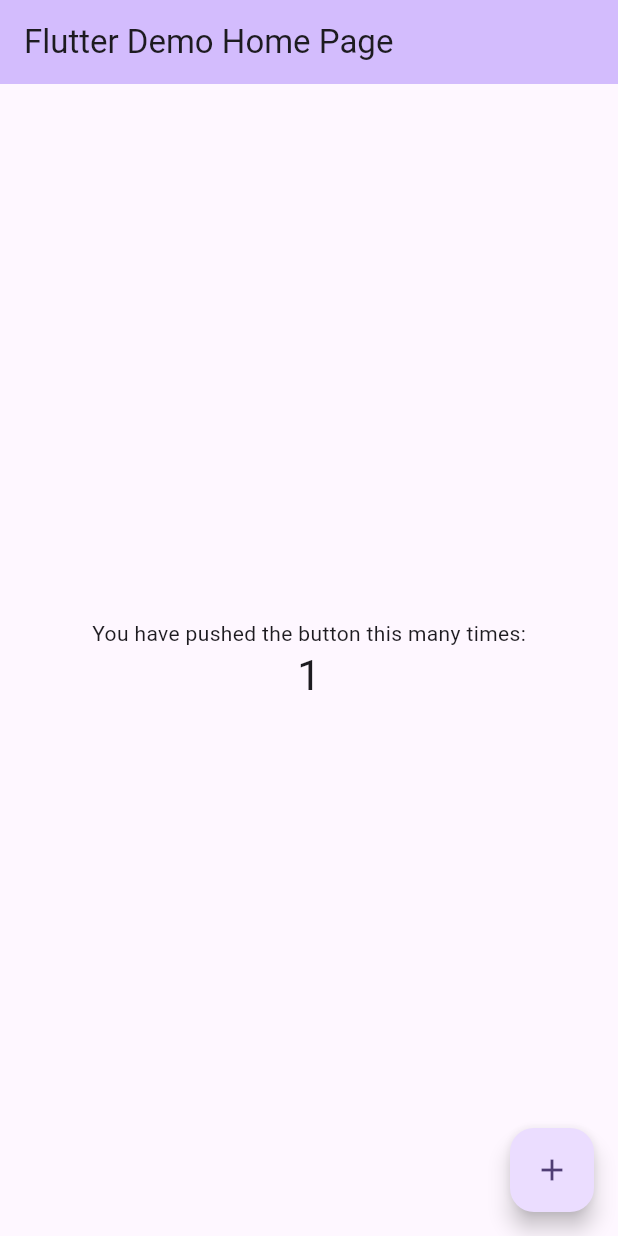
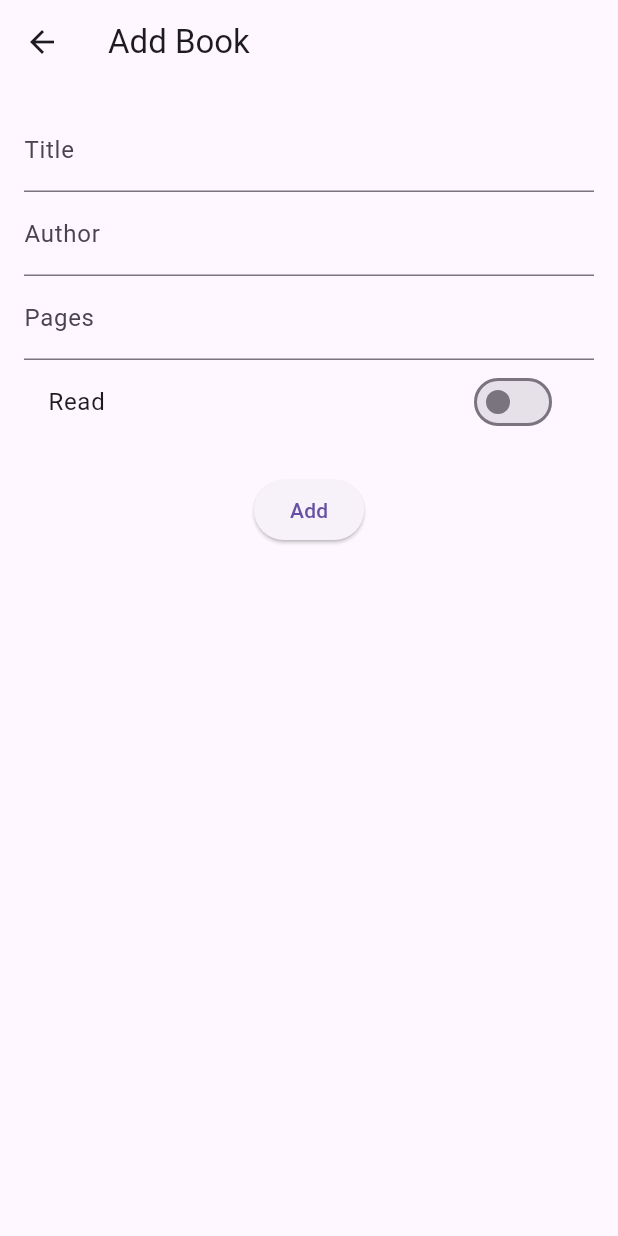
Before and after one commit to Peter-Eshak-Abdo/liberary, a Flutter app: the screen it shows after launch, after a tap on the "add" icon, on a phone screen of 412 x 824 dp. Run offline on Flutter 3.47's test engine with Material 3 defaults, Android fonts, the phone set to English and light mode, and no system bars; our stand-ins replace hive, hive_flutter; accounts and stored records are empty.

Commit message:
create base structure of liberary

```diff
--- a/lib/main.dart
+++ b/lib/main.dart
@@ -1,121 +1,40 @@
 import 'package:flutter/material.dart';
+import 'package:provider/provider.dart';
+import 'package:hive_flutter/hive_flutter.dart';
 
-void main() {
+import 'models/book_model.dart';
+import 'providers/book_provider.dart';
+import 'screens/books_list_screen.dart';
+
+void main() async {
+  WidgetsFlutterBinding.ensureInitialized();
+
+  // init Hive
+  await Hive.initFlutter();
+
+  // register adapter
+  Hive.registerAdapter(BookAdapter());
+
+  // open box
+  await Hive.openBox<Book>('booksBox');
+
   runApp(const MyApp());
 }
 
 class MyApp extends StatelessWidget {
   const MyApp({super.key});
 
-  // This widget is the root of your application.
   @override
   Widget build(BuildContext context) {
-    return MaterialApp(
-      title: 'Flutter Demo',
-      theme: ThemeData(
-        // This is the theme of your application.
-        //
-        // TRY THIS: Try running your application with "flutter run". You'll see
-        // the application has a purple toolbar. Then, without quitting the app,
-        // try changing the seedColor in the colorScheme below to Colors.green
-        // and then invoke "hot reload" (save your changes or press the "hot
-        // reload" button in a Flutter-supported IDE, or press "r" if you used
-        // the command line to start the app).
-        //
-        // Notice that the counter didn't reset back to zero; the application
-        // state is not lost during the reload. To reset the state, use hot
-        // restart instead.
-        //
-        // This works for code too, not just values: Most code changes can be
-        // tested with just a hot reload.
-        colorScheme: .fromSeed(seedColor: Colors.deepPurple),
-      ),
-      home: const MyHomePage(title: 'Flutter Demo Home Page'),
-    );
-  }
-}
-
-class MyHomePage extends StatefulWidget {
-  const MyHomePage({super.key, required this.title});
-
-  // This widget is the home page of your application. It is stateful, meaning
-  // that it has a State object (defined below) that contains fields that affect
-  // how it looks.
-
-  // This class is the configuration for the state. It holds the values (in this
-  // case the title) provided by the parent (in this case the App widget) and
-  // used by the build method of the State. Fields in a Widget subclass are
-  // always marked "final".
-
-  final String title;
-
-  @override
-  State<MyHomePage> createState() => _MyHomePageState();
-}
-
-class _MyHomePageState extends State<MyHomePage> {
-  int _counter = 0;
-
-  void _incrementCounter() {
-    setState(() {
-      // This call to setState tells the Flutter framework that something has
-      // changed in this State, which causes it to rerun the build method below
-      // so that the display can reflect the updated values. If we changed
-      // _counter without calling setState(), then the build method would not be
-      // called again, and so nothing would appear to happen.
-      _counter++;
-    });
-  }
-
-  @override
-  Widget build(BuildContext context) {
-    // This method is rerun every time setState is called, for instance as done
-    // by the _incrementCounter method above.
-    //
-    // The Flutter framework has been optimized to make rerunning build methods
-    // fast, so that you can just rebuild anything that needs updating rather
-    // than having to individually change instances of widgets.
-    return Scaffold(
-      appBar: AppBar(
-        // TRY THIS: Try changing the color here to a specific color (to
-        // Colors.amber, perhaps?) and trigger a hot reload to see the AppBar
-        // change color while the other colors stay the same.
-        backgroundColor: Theme.of(context).colorScheme.inversePrimary,
-        // Here we take the value from the MyHomePage object that was created by
-        // the App.build method, and use it to set our appbar title.
-        title: Text(widget.title),
-      ),
-      body: Center(
-        // Center is a layout widget. It takes a single child and positions it
-        // in the middle of the parent.
-        child: Column(
-          // Column is also a layout widget. It takes a list of children and
-          // arranges them vertically. By default, it sizes itself to fit its
-          // children horizontally, and tries to be as tall as its parent.
-          //
-          // Column has various properties to control how it sizes itself and
-          // how it positions its children. Here we use mainAxisAlignment to
-          // center the children vertically; the main axis here is the vertical
-          // axis because Columns are vertical (the cross axis would be
-          // horizontal).
-          //
-          // TRY THIS: Invoke "debug painting" (choose the "Toggle Debug Paint"
-          // action in the IDE, or press "p" in the console), to see the
-          // wireframe for each widget.
-          mainAxisAlignment: .center,
-          children: [
-            const Text('You have pushed the button this many times:'),
-            Text(
-              '$_counter',
-              style: Theme.of(context).textTheme.headlineMedium,
-            ),
-          ],
+    // provide the BookProvider app-wide
+    return ChangeNotifierProvider(
+      create: (_) => BookProvider()..loadBooksFromBox(),
+      child: MaterialApp(
+        title: 'Books Hive Provider',
+        theme: ThemeData(
+          primarySwatch: Colors.blue,
         ),
-      ),
-      floatingActionButton: FloatingActionButton(
-        onPressed: _incrementCounter,
-        tooltip: 'Increment',
-        child: const Icon(Icons.add),
+        home: const BooksListScreen(),
       ),
     );
   }
--- /dev/null
+++ b/lib/models/book_model.dart
@@ -0,0 +1,58 @@
+import 'package:hive/hive.dart';
+
+// part 'book_model.g.dart'; // optional but harmless; we won't use codegen
+
+class Book {
+  int id; // نستخدم timestamp كـ id
+  String title;
+  String author;
+  int pages;
+  bool isRead;
+
+  Book({
+    required this.id,
+    required this.title,
+    required this.author,
+    required this.pages,
+    required this.isRead,
+  });
+}
+
+// Manual TypeAdapter for Book
+class BookAdapter extends TypeAdapter<Book> {
+  @override
+  final int typeId = 0; // لا تغيّر الرقم بعد ما تنشر بيانات
+
+  @override
+  Book read(BinaryReader reader) {
+    final numOfFields = reader.readByte();
+    final fields = <int, dynamic>{};
+    for (var i = 0; i < numOfFields; i++) {
+      final key = reader.readByte();
+      fields[key] = reader.read();
+    }
+    return Book(
+      id: fields[0] as int,
+      title: fields[1] as String,
+      author: fields[2] as String,
+      pages: fields[3] as int,
+      isRead: fields[4] as bool,
+    );
+  }
+
+  @override
+  void write(BinaryWriter writer, Book obj) {
+    writer
+      ..writeByte(5) // عدد الحقول
+      ..writeByte(0)
+      ..write(obj.id)
+      ..writeByte(1)
+      ..write(obj.title)
+      ..writeByte(2)
+      ..write(obj.author)
+      ..writeByte(3)
+      ..write(obj.pages)
+      ..writeByte(4)
+      ..write(obj.isRead);
+  }
+}
--- /dev/null
+++ b/lib/providers/book_provider.dart
@@ -0,0 +1,64 @@
+import 'package:flutter/foundation.dart';
+import 'package:hive/hive.dart';
+
+import '../models/book_model.dart';
+
+class BookProvider extends ChangeNotifier {
+  final Box<Book> _box = Hive.box<Book>('booksBox');
+
+  List<Book> _books = [];
+  List<Book> get books => _books;
+
+  // Load from Hive when app starts
+  void loadBooksFromBox() {
+    _books = _box.values.toList();
+    notifyListeners();
+  }
+
+  // Get (already provided by getter) but helper to refresh
+  void refresh() {
+    _books = _box.values.toList();
+    notifyListeners();
+  }
+
+  // Add
+  Future<void> addBook(Book book) async {
+    // key will be auto index, but we save Book as value containing its id
+    await _box.add(book);
+    loadBooksFromBox();
+  }
+
+  // Update: find Hive index of the old book and replace it
+  Future<void> updateBook(Book updatedBook) async {
+    // find the key (index) of book with matching id
+    final key = _box.keys.firstWhere(
+          (k) {
+        final b = _box.get(k) as Book;
+        return b.id == updatedBook.id;
+      },
+      orElse: () => null,
+    );
+
+    if (key != null) {
+      await _box.put(key, updatedBook);
+      loadBooksFromBox();
+    }
+  }
+
+  // Delete
+  Future<void> deleteBook(int bookId) async {
+    final key = _box.keys.firstWhere(
+          (k) {
+        final b = _box.get(k) as Book;
+        return b.id == bookId;
+      },
+      orElse: () => null,
+    );
+
+    if (key != null) {
+      await _box.delete(key);
+      loadBooksFromBox();
+    }
+  }
+
+}
--- /dev/null
+++ b/lib/screens/add_book_screen.dart
@@ -0,0 +1,82 @@
+import 'package:flutter/material.dart';
+import 'package:provider/provider.dart';
+
+import '../models/book_model.dart';
+import '../providers/book_provider.dart';
+
+class AddBookScreen extends StatefulWidget {
+  const AddBookScreen({super.key});
+
+  @override
+  State<AddBookScreen> createState() => _AddBookScreenState();
+}
+
+class _AddBookScreenState extends State<AddBookScreen> {
+  final _formKey = GlobalKey<FormState>();
+  String title = '';
+  String author = '';
+  int pages = 0;
+  bool isRead = false;
+
+  @override
+  Widget build(BuildContext context) {
+    final provider = Provider.of<BookProvider>(context, listen: false);
+
+    return Scaffold(
+      appBar: AppBar(title: const Text('Add Book')),
+      body: Padding(
+        padding: const EdgeInsets.all(16.0),
+        child: Form(
+          key: _formKey,
+          child: Column(
+            children: [
+              TextFormField(
+                decoration: const InputDecoration(labelText: 'Title'),
+                onSaved: (v) => title = v?.trim() ?? '',
+                validator: (v) => (v == null || v.trim().isEmpty) ? 'Enter title' : null,
+              ),
+              TextFormField(
+                decoration: const InputDecoration(labelText: 'Author'),
+                onSaved: (v) => author = v?.trim() ?? '',
+                validator: (v) => (v == null || v.trim().isEmpty) ? 'Enter author' : null,
+              ),
+              TextFormField(
+                decoration: const InputDecoration(labelText: 'Pages'),
+                keyboardType: TextInputType.number,
+                onSaved: (v) => pages = int.tryParse(v ?? '0') ?? 0,
+                validator: (v) {
+                  if (v == null || v.trim().isEmpty) return 'Enter pages';
+                  if (int.tryParse(v) == null) return 'Enter a number';
+                  return null;
+                },
+              ),
+              SwitchListTile(
+                title: const Text('Read'),
+                value: isRead,
+                onChanged: (v) => setState(() => isRead = v),
+              ),
+              const SizedBox(height: 20),
+              ElevatedButton(
+                onPressed: () async {
+                  if (_formKey.currentState?.validate() ?? false) {
+                    _formKey.currentState?.save();
+                    final book = Book(
+                      id: DateTime.now().millisecondsSinceEpoch,
+                      title: title,
+                      author: author,
+                      pages: pages,
+                      isRead: isRead,
+                    );
+                    await provider.addBook(book);
+                    Navigator.pop(context);
+                  }
+                },
+                child: const Text('Add'),
+              ),
+            ],
+          ),
+        ),
+      ),
+    );
+  }
+}
--- /dev/null
+++ b/lib/screens/books_list_screen.dart
@@ -0,0 +1,65 @@
+import 'package:flutter/material.dart';
+import 'package:provider/provider.dart';
+
+import '../providers/book_provider.dart';
+import '../widgets/book_tile.dart';
+import 'add_book_screen.dart';
+import 'edit_book_screen.dart';
+
+class BooksListScreen extends StatelessWidget {
+  const BooksListScreen({super.key});
+
+  @override
+  Widget build(BuildContext context) {
+    final provider = Provider.of<BookProvider>(context);
+
+    return Scaffold(
+      appBar: AppBar(
+        title: const Text('Books List'),
+      ),
+      body: provider.books.isEmpty
+          ? const Center(child: Text('No books yet. Tap + to add one.'))
+          : ListView.builder(
+        itemCount: provider.books.length,
+        itemBuilder: (context, index) {
+          final book = provider.books[index];
+          return BookTile(
+            book: book,
+            onEdit: () {
+              Navigator.push(
+                context,
+                MaterialPageRoute(
+                  builder: (_) => EditBookScreen(book: book),
+                ),
+              );
+            },
+            onDelete: () async {
+              final confirm = await showDialog<bool>(
+                context: context,
+                builder: (ctx) => AlertDialog(
+                  title: const Text('Confirm delete'),
+                  content:
+                  const Text('Are you sure you want to delete this book?'),
+                  actions: [
+                    TextButton(onPressed: () => Navigator.pop(ctx, false), child: const Text('No')),
+                    TextButton(onPressed: () => Navigator.pop(ctx, true), child: const Text('Yes')),
+                  ],
+                ),
+              );
+              if (confirm == true) {
+                await provider.deleteBook(book.id);
+                ScaffoldMessenger.of(context).showSnackBar(const SnackBar(content: Text('Deleted')));
+              }
+            },
+          );
+        },
+      ),
+      floatingActionButton: FloatingActionButton(
+        onPressed: () {
+          Navigator.push(context, MaterialPageRoute(builder: (_) => const AddBookScreen()));
+        },
+        child: const Icon(Icons.add),
+      ),
+    );
+  }
+}
--- /dev/null
+++ b/lib/screens/edit_book_screen.dart
@@ -0,0 +1,95 @@
+import 'package:flutter/material.dart';
+import 'package:provider/provider.dart';
+
+import '../models/book_model.dart';
+import '../providers/book_provider.dart';
+
+class EditBookScreen extends StatefulWidget {
+  final Book book;
+  const EditBookScreen({super.key, required this.book});
+
+  @override
+  State<EditBookScreen> createState() => _EditBookScreenState();
+}
+
+class _EditBookScreenState extends State<EditBookScreen> {
+  final _formKey = GlobalKey<FormState>();
+  late String title;
+  late String author;
+  late int pages;
+  late bool isRead;
+
+  @override
+  void initState() {
+    super.initState();
+    title = widget.book.title;
+    author = widget.book.author;
+    pages = widget.book.pages;
+    isRead = widget.book.isRead;
+  }
+
+  @override
+  Widget build(BuildContext context) {
+    final provider = Provider.of<BookProvider>(context, listen: false);
+
+    return Scaffold(
+      appBar: AppBar(title: const Text('Edit Book')),
+      body: Padding(
+        padding: const EdgeInsets.all(16.0),
+        child: Form(
+          key: _formKey,
+          child: Column(
+            children: [
+              TextFormField(
+                initialValue: title,
+                decoration: const InputDecoration(labelText: 'Title'),
+                onSaved: (v) => title = v?.trim() ?? '',
+                validator: (v) => (v == null || v.trim().isEmpty) ? 'Enter title' : null,
+              ),
+              TextFormField(
+                initialValue: author,
+                decoration: const InputDecoration(labelText: 'Author'),
+                onSaved: (v) => author = v?.trim() ?? '',
+                validator: (v) => (v == null || v.trim().isEmpty) ? 'Enter author' : null,
+              ),
+              TextFormField(
+                initialValue: pages.toString(),
+                decoration: const InputDecoration(labelText: 'Pages'),
+                keyboardType: TextInputType.number,
+                onSaved: (v) => pages = int.tryParse(v ?? '0') ?? 0,
+                validator: (v) {
+                  if (v == null || v.trim().isEmpty) return 'Enter pages';
+                  if (int.tryParse(v) == null) return 'Enter a number';
+                  return null;
+                },
+              ),
+              SwitchListTile(
+                title: const Text('Read'),
+                value: isRead,
+                onChanged: (v) => setState(() => isRead = v),
+              ),
+              const SizedBox(height: 20),
+              ElevatedButton(
+                onPressed: () async {
+                  if (_formKey.currentState?.validate() ?? false) {
+                    _formKey.currentState?.save();
+                    final updated = Book(
+                      id: widget.book.id, // important: keep same id
+                      title: title,
+                      author: author,
+                      pages: pages,
+                      isRead: isRead,
+                    );
+                    await provider.updateBook(updated);
+                    Navigator.pop(context);
+                  }
+                },
+                child: const Text('Save'),
+              ),
+            ],
+          ),
+        ),
+      ),
+    );
+  }
+}
--- /dev/null
+++ b/lib/widgets/book_tile.dart
@@ -0,0 +1,31 @@
+import 'package:flutter/material.dart';
+import '../models/book_model.dart';
+
+class BookTile extends StatelessWidget {
+  final Book book;
+  final VoidCallback onEdit;
+  final VoidCallback onDelete;
+
+  const BookTile({
+    super.key,
+    required this.book,
+    required this.onEdit,
+    required this.onDelete,
+  });
+
+  @override
+  Widget build(BuildContext context) {
+    return ListTile(
+      title: Text(book.title),
+      subtitle: Text('${book.author} • ${book.pages} pages'),
+      trailing: Row(
+        mainAxisSize: MainAxisSize.min,
+        children: [
+          Icon(book.isRead ? Icons.check_circle : Icons.circle_outlined),
+          IconButton(icon: const Icon(Icons.edit), onPressed: onEdit),
+          IconButton(icon: const Icon(Icons.delete), onPressed: onDelete),
+        ],
+      ),
+    );
+  }
+}
```
